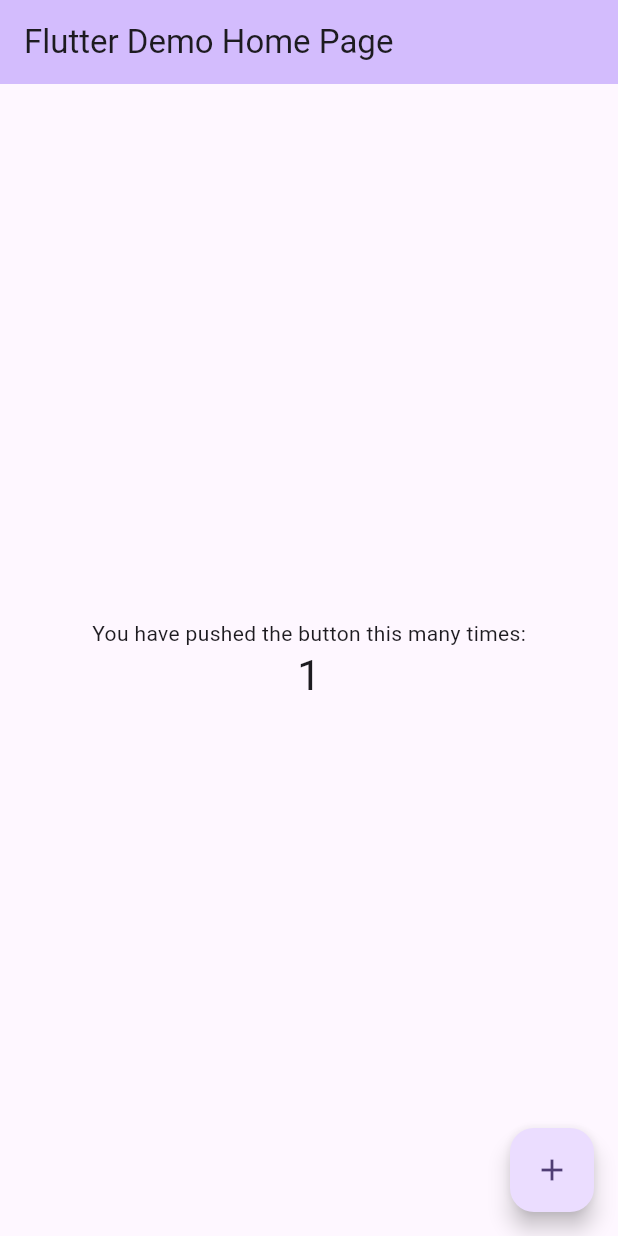
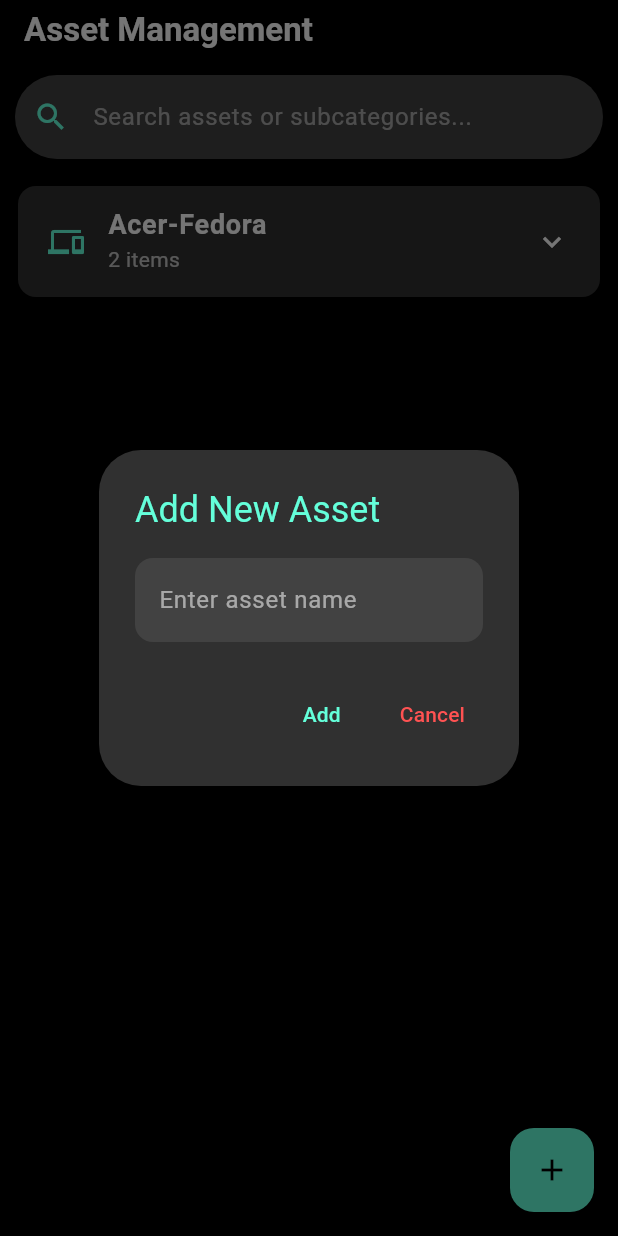
Before and after one commit to MathisDupriez/B3Q1_Flutter_asset_manager, a Flutter app: the screen it shows after launch, after a tap on the "add" icon, on a phone screen of 412 x 824 dp. Run offline on Flutter 3.47's test engine with Material 3 defaults, Android fonts, the phone set to English and light mode, and no system bars.

Commit message:
Importing the project from the model and making a better code

```diff
--- /dev/null
+++ b/lib/app.dart
@@ -0,0 +1,34 @@
+import 'package:flutter/material.dart';
+import 'screens/asset_list_screen.dart';
+
+class AssetManagementApp extends StatelessWidget {
+  const AssetManagementApp({super.key});
+
+  @override
+  Widget build(BuildContext context) {
+    return MaterialApp(
+      title: 'Modern Asset Management',
+      theme: ThemeData(
+        brightness: Brightness.dark,
+        colorScheme: const ColorScheme.dark(
+          primary: Colors.tealAccent,
+          secondary: Colors.tealAccent,
+        ),
+        visualDensity: VisualDensity.adaptivePlatformDensity,
+        textTheme: const TextTheme(
+          titleLarge: TextStyle(fontWeight: FontWeight.bold),
+          bodyMedium: TextStyle(color: Colors.white70),
+        ),
+        cardTheme: CardTheme(
+          color: Colors.grey[850],
+          margin: const EdgeInsets.symmetric(vertical: 8.0, horizontal: 12.0),
+          shape: RoundedRectangleBorder(
+            borderRadius: BorderRadius.circular(12),
+          ),
+          elevation: 5,
+        ),
+      ),
+      home: AssetListScreen(),
+    );
+  }
+}
--- a/lib/main.dart
+++ b/lib/main.dart
@@ -1,125 +1,6 @@
 import 'package:flutter/material.dart';
+import 'app.dart';
 
 void main() {
-  runApp(const MyApp());
+  runApp(const AssetManagementApp());
 }
-
-class MyApp extends StatelessWidget {
-  const MyApp({super.key});
-
-  // This widget is the root of your application.
-  @override
-  Widget build(BuildContext context) {
-    return MaterialApp(
-      title: 'Flutter Demo',
-      theme: ThemeData(
-        // This is the theme of your application.
-        //
-        // TRY THIS: Try running your application with "flutter run". You'll see
-        // the application has a purple toolbar. Then, without quitting the app,
-        // try changing the seedColor in the colorScheme below to Colors.green
-        // and then invoke "hot reload" (save your changes or press the "hot
-        // reload" button in a Flutter-supported IDE, or press "r" if you used
-        // the command line to start the app).
-        //
-        // Notice that the counter didn't reset back to zero; the application
-        // state is not lost during the reload. To reset the state, use hot
-        // restart instead.
-        //
-        // This works for code too, not just values: Most code changes can be
-        // tested with just a hot reload.
-        colorScheme: ColorScheme.fromSeed(seedColor: Colors.deepPurple),
-        useMaterial3: true,
-      ),
-      home: const MyHomePage(title: 'Flutter Demo Home Page'),
-    );
-  }
-}
-
-class MyHomePage extends StatefulWidget {
-  const MyHomePage({super.key, required this.title});
-
-  // This widget is the home page of your application. It is stateful, meaning
-  // that it has a State object (defined below) that contains fields that affect
-  // how it looks.
-
-  // This class is the configuration for the state. It holds the values (in this
-  // case the title) provided by the parent (in this case the App widget) and
-  // used by the build method of the State. Fields in a Widget subclass are
-  // always marked "final".
-
-  final String title;
-
-  @override
-  State<MyHomePage> createState() => _MyHomePageState();
-}
-
-class _MyHomePageState extends State<MyHomePage> {
-  int _counter = 0;
-
-  void _incrementCounter() {
-    setState(() {
-      // This call to setState tells the Flutter framework that something has
-      // changed in this State, which causes it to rerun the build method below
-      // so that the display can reflect the updated values. If we changed
-      // _counter without calling setState(), then the build method would not be
-      // called again, and so nothing would appear to happen.
-      _counter++;
-    });
-  }
-
-  @override
-  Widget build(BuildContext context) {
-    // This method is rerun every time setState is called, for instance as done
-    // by the _incrementCounter method above.
-    //
-    // The Flutter framework has been optimized to make rerunning build methods
-    // fast, so that you can just rebuild anything that needs updating rather
-    // than having to individually change instances of widgets.
-    return Scaffold(
-      appBar: AppBar(
-        // TRY THIS: Try changing the color here to a specific color (to
-        // Colors.amber, perhaps?) and trigger a hot reload to see the AppBar
-        // change color while the other colors stay the same.
-        backgroundColor: Theme.of(context).colorScheme.inversePrimary,
-        // Here we take the value from the MyHomePage object that was created by
-        // the App.build method, and use it to set our appbar title.
-        title: Text(widget.title),
-      ),
-      body: Center(
-        // Center is a layout widget. It takes a single child and positions it
-        // in the middle of the parent.
-        child: Column(
-          // Column is also a layout widget. It takes a list of children and
-          // arranges them vertically. By default, it sizes itself to fit its
-          // children horizontally, and tries to be as tall as its parent.
-          //
-          // Column has various properties to control how it sizes itself and
-          // how it positions its children. Here we use mainAxisAlignment to
-          // center the children vertically; the main axis here is the vertical
-          // axis because Columns are vertical (the cross axis would be
-          // horizontal).
-          //
-          // TRY THIS: Invoke "debug painting" (choose the "Toggle Debug Paint"
-          // action in the IDE, or press "p" in the console), to see the
-          // wireframe for each widget.
-          mainAxisAlignment: MainAxisAlignment.center,
-          children: <Widget>[
-            const Text(
-              'You have pushed the button this many times:',
-            ),
-            Text(
-              '$_counter',
-              style: Theme.of(context).textTheme.headlineMedium,
-            ),
-          ],
-        ),
-      ),
-      floatingActionButton: FloatingActionButton(
-        onPressed: _incrementCounter,
-        tooltip: 'Increment',
-        child: const Icon(Icons.add),
-      ), // This trailing comma makes auto-formatting nicer for build methods.
-    );
-  }
-}
--- /dev/null
+++ b/lib/models/asset.dart
@@ -0,0 +1,8 @@
+import 'sub_category.dart';
+
+class Asset {
+  String name;
+  List<SubCategory> subCategories;
+
+  Asset({required this.name, required this.subCategories});
+}
--- /dev/null
+++ b/lib/models/sub_category.dart
@@ -0,0 +1,13 @@
+class SubCategory {
+  String type;
+  String name;
+  String description;
+  String? filePath;
+
+  SubCategory({
+    required this.type,
+    required this.name,
+    required this.description,
+    this.filePath,
+  });
+}
--- /dev/null
+++ b/lib/screens/asset_list_screen.dart
@@ -0,0 +1,140 @@
+import 'package:flutter/material.dart';
+import '../models/asset.dart';
+import '../models/sub_category.dart';
+import '../widgets/add_asset_dialog.dart';
+import '../widgets/add_sub_category_dialog.dart';
+
+class AssetListScreen extends StatefulWidget {
+  const AssetListScreen({super.key});
+
+  @override
+  _AssetListScreenState createState() => _AssetListScreenState();
+}
+
+class _AssetListScreenState extends State<AssetListScreen> {
+  List<Asset> assets = [
+    Asset(
+      name: 'Acer-Fedora',
+      subCategories: [
+        SubCategory(type: 'Application', name: 'VS Code', description: 'Code editor'),
+        SubCategory(type: 'File', name: 'Config File', description: 'System configuration', filePath: '/etc/system/config.yaml'),
+      ],
+    ),
+    // Ajoutez d'autres actifs ici
+  ];
+
+  TextEditingController searchController = TextEditingController();
+
+  List<Asset> get filteredAssets {
+    final query = searchController.text.toLowerCase();
+    return assets.where((asset) {
+      final inAssetName = asset.name.toLowerCase().contains(query);
+      final inSubCategories = asset.subCategories.any((subCategory) =>
+          subCategory.name.toLowerCase().contains(query) || subCategory.description.toLowerCase().contains(query));
+      return inAssetName || inSubCategories;
+    }).toList();
+  }
+
+  @override
+  Widget build(BuildContext context) {
+    return Scaffold(
+      backgroundColor: Colors.black,
+      appBar: AppBar(
+        title: const Text('Asset Management', style: TextStyle(fontWeight: FontWeight.w600)),
+        backgroundColor: Colors.black,
+        bottom: PreferredSize(
+          preferredSize: const Size.fromHeight(60.0),
+          child: Padding(
+            padding: const EdgeInsets.all(10.0),
+            child: TextField(
+              controller: searchController,
+              style: const TextStyle(color: Colors.white),
+              decoration: InputDecoration(
+                filled: true,
+                fillColor: Colors.grey[800],
+                hintText: 'Search assets or subcategories...',
+                hintStyle: const TextStyle(color: Colors.white54),
+                prefixIcon: const Icon(Icons.search, color: Colors.tealAccent),
+                border: OutlineInputBorder(
+                  borderRadius: BorderRadius.circular(30.0),
+                  borderSide: BorderSide.none,
+                ),
+              ),
+              onChanged: (value) {
+                setState(() {});
+              },
+            ),
+          ),
+        ),
+      ),
+      body: ListView.builder(
+        itemCount: filteredAssets.length,
+        itemBuilder: (context, index) {
+          final asset = filteredAssets[index];
+          return Card(
+            child: ExpansionTile(
+              tilePadding: const EdgeInsets.symmetric(horizontal: 20.0),
+              leading: const Icon(Icons.devices, color: Colors.tealAccent),
+              title: Text(asset.name, style: const TextStyle(fontSize: 18.0, fontWeight: FontWeight.w600)),
+              subtitle: Text('${asset.subCategories.length} items', style: Theme.of(context).textTheme.bodyMedium),
+              children: [
+                Column(
+                  children: asset.subCategories.map((subCategory) {
+                    return ListTile(
+                      leading: Icon(
+                        subCategory.type == 'File' ? Icons.insert_drive_file : Icons.apps,
+                        color: subCategory.type == 'File' ? Colors.blue : Colors.green,
+                      ),
+                      title: Text(subCategory.name, style: const TextStyle(color: Colors.white)),
+                      subtitle: Text(
+                        subCategory.type == 'File'
+                            ? 'Path: ${subCategory.filePath}\nDescription: ${subCategory.description}'
+                            : 'Description: ${subCategory.description}',
+                        style: const TextStyle(color: Colors.white70),
+                      ),
+                      trailing: IconButton(
+                        icon: const Icon(Icons.delete, color: Colors.redAccent),
+                        onPressed: () {
+                          setState(() {
+                            asset.subCategories.remove(subCategory);
+                          });
+                        },
+                      ),
+                    );
+                  }).toList(),
+                ),
+                Align(
+                  alignment: Alignment.centerRight,
+                  child: Padding(
+                    padding: const EdgeInsets.only(right: 10.0, bottom: 10.0),
+                    child: ElevatedButton.icon(
+                      style: ElevatedButton.styleFrom(
+                        backgroundColor: Colors.tealAccent,
+                        foregroundColor: Colors.black,
+                        shape: RoundedRectangleBorder(
+                          borderRadius: BorderRadius.circular(20),
+                        ),
+                      ),
+                      onPressed: () {
+                        showAddSubCategoryDialog(context, index, assets, setState);
+                      },
+                      icon: const Icon(Icons.add),
+                      label: const Text('Add Subcategory'),
+                    ),
+                  ),
+                ),
+              ],
+            ),
+          );
+        },
+      ),
+      floatingActionButton: FloatingActionButton(
+        onPressed: () {
+          showAddAssetDialog(context, assets, setState);
+        },
+        backgroundColor: Colors.tealAccent,
+        child: const Icon(Icons.add, color: Colors.black),
+      ),
+    );
+  }
+}
--- /dev/null
+++ b/lib/widgets/add_asset_dialog.dart
@@ -0,0 +1,51 @@
+import 'package:flutter/material.dart';
+import '../models/asset.dart';
+
+void showAddAssetDialog(BuildContext context, List<Asset> assets, Function setState) {
+  final TextEditingController newAssetController = TextEditingController();
+
+  showDialog(
+    context: context,
+    builder: (context) {
+      return AlertDialog(
+        backgroundColor: Colors.grey[850],
+        title: const Text('Add New Asset', style: TextStyle(color: Colors.tealAccent)),
+        content: TextField(
+          controller: newAssetController,
+          style: const TextStyle(color: Colors.white),
+          decoration: InputDecoration(
+            hintText: 'Enter asset name',
+            hintStyle: const TextStyle(color: Colors.white54),
+            filled: true,
+            fillColor: Colors.grey[800],
+            border: OutlineInputBorder(
+              borderRadius: BorderRadius.circular(12),
+              borderSide: BorderSide.none,
+            ),
+          ),
+        ),
+        actions: [
+          TextButton(
+            onPressed: () {
+              if (newAssetController.text.isNotEmpty) {
+                setState(() {
+                  assets.add(Asset(name: newAssetController.text, subCategories: []));
+                });
+                newAssetController.clear();
+              }
+              Navigator.pop(context);
+            },
+            child: const Text('Add', style: TextStyle(color: Colors.tealAccent)),
+          ),
+          TextButton(
+            onPressed: () {
+              newAssetController.clear();
+              Navigator.pop(context);
+            },
+            child: const Text('Cancel', style: TextStyle(color: Colors.redAccent)),
+          ),
+        ],
+      );
+    },
+  );
+}
```
Also changed, not shown: lib/widgets/add_sub_category_dialog.dart (added, +105 -0 lines), 2 other files.
